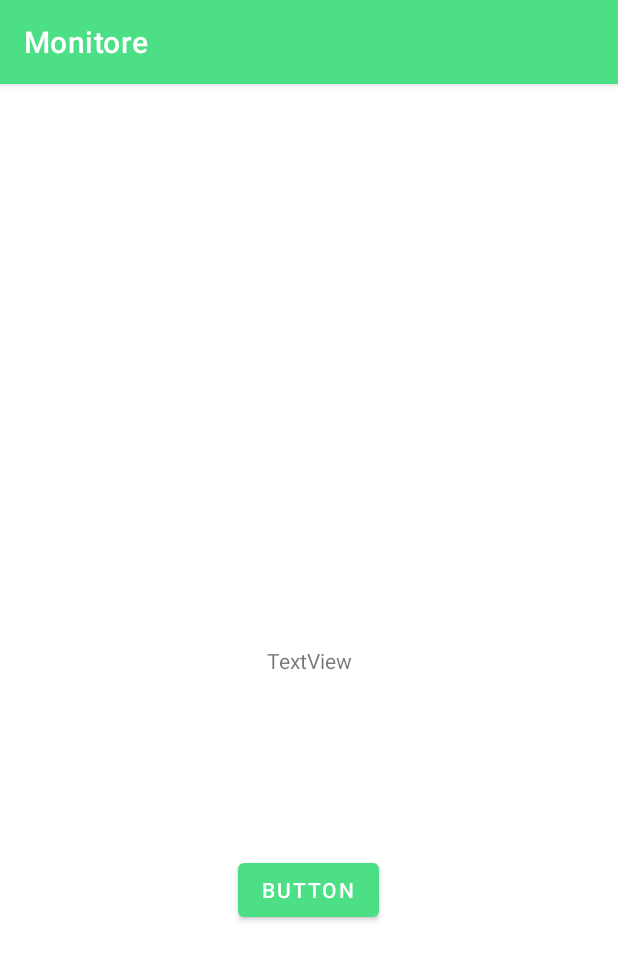
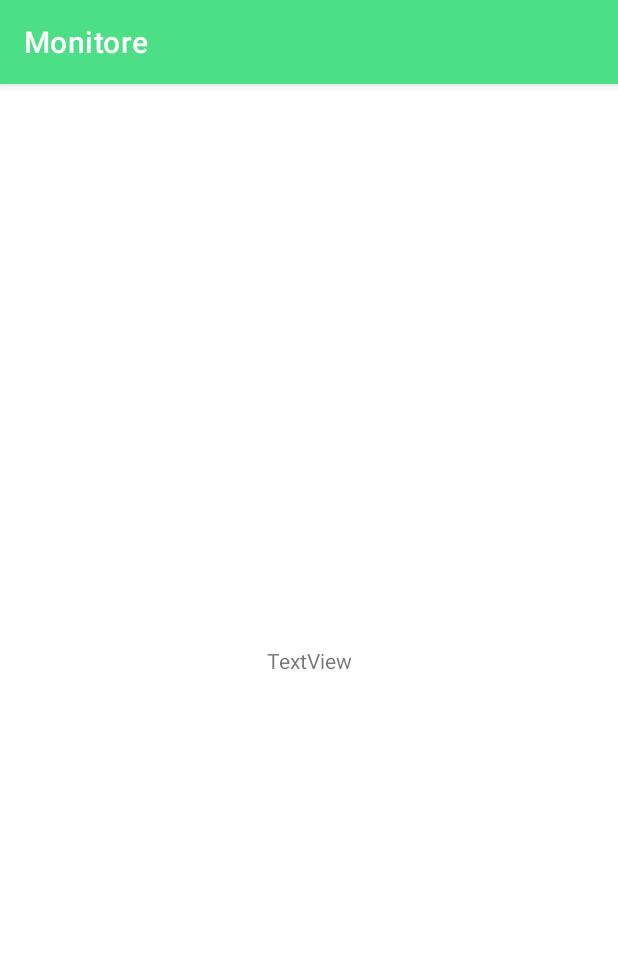
Before and after one commit to ConceicaoNeves/Monitore, an Android app: the luminosidade screen opened directly, with no data from a screen before it, on a phone screen of 412 x 824 dp. Shown: the top 960 px of the screen. Run offline under Robolectric (Android 15) with nearby library versions, the phone set to English and light mode, and no system bars; our stand-ins replace Firebase (no records; nobody signed in at launch, a user with empty details on screens opened directly).

Commit message:
remove button luz

```diff
--- a/app/build.gradle
+++ b/app/build.gradle
@@ -52,6 +52,9 @@ dependencies {
     implementation 'com.google.firebase:firebase-core:21.0.0'
     implementation 'com.google.firebase:firebase-database:20.0.5'
 
+    implementation 'com.google.firebase:firebase-firestore'
+
+
 
 
 
--- a/app/src/main/java/com/cultive/monitore/luminosidade.java
+++ b/app/src/main/java/com/cultive/monitore/luminosidade.java
@@ -13,10 +13,12 @@ import com.google.firebase.database.DatabaseError;
 import com.google.firebase.database.DatabaseReference;
 import com.google.firebase.database.FirebaseDatabase;
 import com.google.firebase.database.ValueEventListener;
+import com.google.firebase.firestore.FirebaseFirestore;
 
 public class luminosidade extends AppCompatActivity {
 
     TextView txt;
+    FirebaseFirestore db = FirebaseFirestore.getInstance();
 
     private DatabaseReference bancoDataref;
     @Override
--- a/app/src/main/res/layout/activity_temp.xml
+++ b/app/src/main/res/layout/activity_temp.xml
@@ -16,15 +16,5 @@
         app:layout_constraintStart_toStartOf="parent"
         app:layout_constraintTop_toTopOf="parent" />
 
-    <Button
-        android:id="@+id/flor"
-        android:layout_width="wrap_content"
-        android:layout_height="wrap_content"
-        android:text="Button"
-        app:layout_constraintBottom_toBottomOf="parent"
-        app:layout_constraintEnd_toEndOf="parent"
-        app:layout_constraintHorizontal_bias="0.498"
-        app:layout_constraintStart_toStartOf="parent"
-        app:layout_constraintTop_toTopOf="parent"
-        app:layout_constraintVertical_bias="0.713" />
+
 </androidx.constraintlayout.widget.ConstraintLayout>
```
